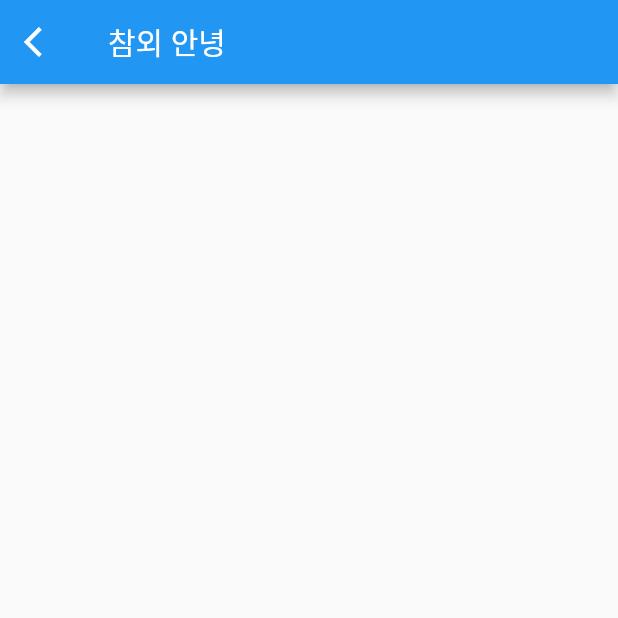
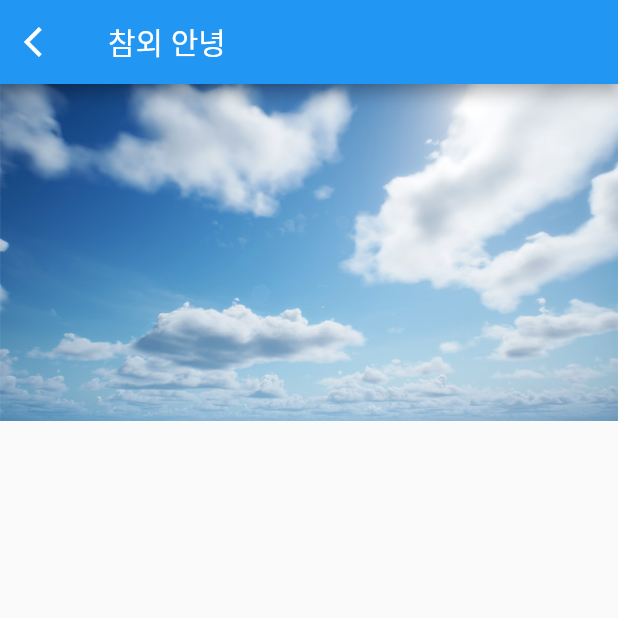
Before and after one commit to jjpp43/flutterPractice, a Flutter app: the LearnFlutterPage screen opened directly, on a phone screen of 412 x 824 dp, the top half of it. Run offline on Flutter 3.47's test engine with Material 2 defaults, Android fonts, the phone set to English and light mode, and no system bars; missing offline and left inert: dart:html.

```diff
--- a/lib/learn_flutter_page.dart
+++ b/lib/learn_flutter_page.dart
@@ -22,6 +22,11 @@ class _LearnFlutterPageState extends State<LearnFlutterPage> {
           icon: Icon(Icons.arrow_back_ios),
         ),
       ),
+      body: Column(
+        children: [
+          Image.asset('images/sky.png'),
+        ],
+      ),
     );
   }
 }
--- a/pubspec.yaml
+++ b/pubspec.yaml
@@ -43,8 +43,8 @@ flutter:
   uses-material-design: true
 
   # To add assets to your application, add an assets section, like this:
-  # assets:
-  #  - images/a_dot_burr.jpeg
+  assets:
+   - images/
   #  - images/a_dot_ham.jpeg
 
   # An image asset can refer to one or more resolution-specific "variants", see
```
Also changed, not shown: images/sky.png (added).
